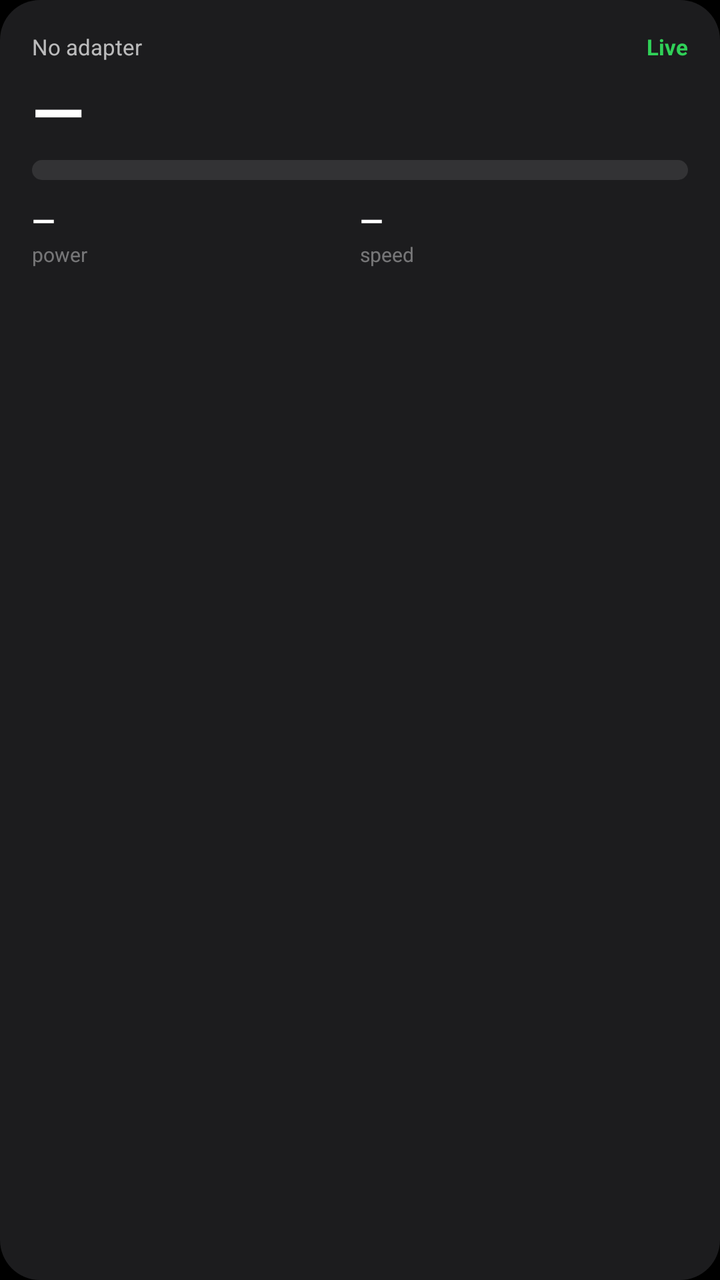
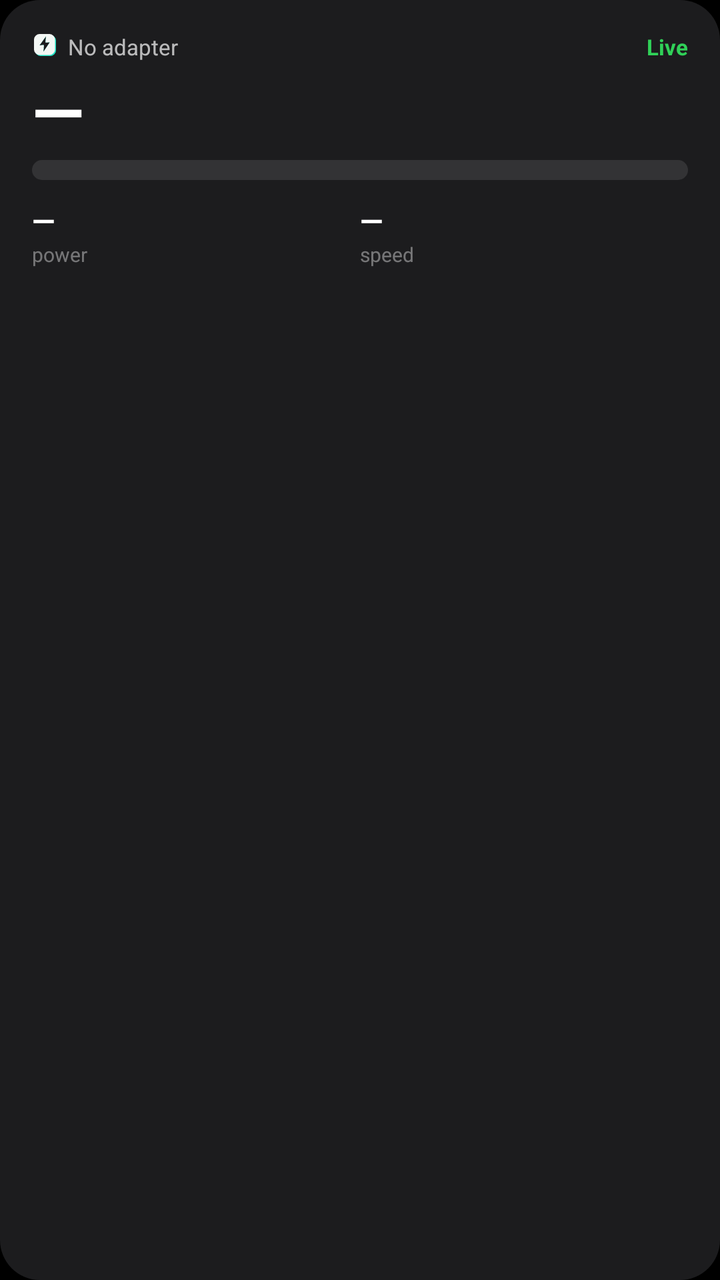

Two renders of the same Android screen: before a commit and after it. Below are the layout's source before the change and the commit's diff.
<!-- AndroidManifest.xml: application theme Theme.VoltLink -->
<!-- res/layout/widget_telemetry.xml -->
<?xml version="1.0" encoding="utf-8"?>
<LinearLayout xmlns:android="http://schemas.android.com/apk/res/android"
    android:id="@+id/widget_root"
    android:layout_width="match_parent"
    android:layout_height="match_parent"
    android:background="@drawable/widget_background"
    android:orientation="vertical"
    android:padding="16dp">

    <LinearLayout
        android:layout_width="match_parent"
        android:layout_height="wrap_content"
        android:orientation="horizontal">

        <TextView
            android:id="@+id/widget_vehicle"
            android:layout_width="0dp"
            android:layout_height="wrap_content"
            android:layout_weight="1"
            android:ellipsize="end"
            android:maxLines="1"
            android:textColor="#B3FFFFFF"
            android:textSize="11sp"
            android:text="@string/widget_offline" />

        <TextView
            android:id="@+id/widget_status"
            android:layout_width="wrap_content"
            android:layout_height="wrap_content"
            android:textColor="#30D158"
            android:textSize="11sp"
            android:textStyle="bold"
            android:text="@string/widget_live" />
    </LinearLayout>

    <TextView
        android:id="@+id/widget_soc"
        android:layout_width="wrap_content"
        android:layout_height="wrap_content"
        android:layout_marginTop="2dp"
        android:textColor="#FFFFFF"
        android:textSize="34sp"
        android:textStyle="bold"
        android:text="—" />

    <ProgressBar
        android:id="@+id/widget_progress"
        style="?android:attr/progressBarStyleHorizontal"
        android:layout_width="match_parent"
        android:layout_height="10dp"
        android:layout_marginTop="2dp"
        android:max="100"
        android:progress="0"
        android:progressDrawable="@drawable/widget_progress" />

    <LinearLayout
        android:layout_width="match_parent"
        android:layout_height="wrap_content"
        android:layout_marginTop="10dp"
        android:orientation="horizontal">

        <LinearLayout
            android:layout_width="0dp"
            android:layout_height="wrap_content"
            android:layout_weight="1"
            android:orientation="vertical">

            <TextView
                android:id="@+id/widget_power"
                android:layout_width="wrap_content"
                android:layout_height="wrap_content"
                android:textColor="#FFFFFF"
                android:textSize="15sp"
                android:textStyle="bold"
                android:text="—" />

            <TextView
                android:layout_width="wrap_content"
                android:layout_height="wrap_content"
                android:text="power"
                android:textColor="#66FFFFFF"
                android:textSize="10sp" />
        </LinearLayout>

        <LinearLayout
            android:layout_width="0dp"
            android:layout_height="wrap_content"
            android:layout_weight="1"
            android:orientation="vertical">

            <TextView
                android:id="@+id/widget_speed"
                android:layout_width="wrap_content"
                android:layout_height="wrap_content"
                android:textColor="#FFFFFF"
                android:textSize="15sp"
                android:textStyle="bold"
                android:text="—" />

            <TextView
                android:id="@+id/widget_speed_label"
                android:layout_width="wrap_content"
                android:layout_height="wrap_content"
                android:text="speed"
                android:textColor="#66FFFFFF"
                android:textSize="10sp" />
        </LinearLayout>
    </LinearLayout>
</LinearLayout>
<!-- resources referenced by this layout -->
<resources>
  <!-- drawable widget_background (drawable) -->
  <?xml version="1.0" encoding="utf-8"?>
  <shape xmlns:android="http://schemas.android.com/apk/res/android" android:shape="rectangle">
      <corners android:radius="20dp" />
      <solid android:color="#1C1C1E" />
  </shape>
  <!-- drawable widget_progress (drawable) -->
  <?xml version="1.0" encoding="utf-8"?>
  <layer-list xmlns:android="http://schemas.android.com/apk/res/android">
      <item android:id="@android:id/background">
          <shape android:shape="rectangle">
              <corners android:radius="5dp" />
              <solid android:color="#1AFFFFFF" />
          </shape>
      </item>
      <item android:id="@android:id/progress">
          <clip>
              <shape android:shape="rectangle">
                  <corners android:radius="5dp" />
                  <solid android:color="#00F0FF" />
              </shape>
          </clip>
      </item>
  </layer-list>
  <string name="widget_live">Live</string>
  <string name="widget_offline">No adapter</string>
  <style name="Theme.VoltLink" parent="android:Theme.Material.NoActionBar">
          <item name="android:windowBackground">@android:color/black</item>
          <item name="android:statusBarColor">@android:color/black</item>
          <item name="android:navigationBarColor">@android:color/black</item>
          <item name="android:windowLightStatusBar">false</item>
      </style>
</resources>

<!-- the commit's change to res/layout/widget_telemetry.xml (unified diff, before → after) -->
@@ -11,6 +11,13 @@
         android:layout_width="match_parent"
         android:layout_height="wrap_content"
         android:orientation="horizontal">
+
+        <ImageView
+            android:layout_width="13dp"
+            android:layout_height="13dp"
+            android:layout_marginEnd="5dp"
+            android:scaleType="fitCenter"
+            android:src="@drawable/ic_widget_mark" />
 
         <TextView
             android:id="@+id/widget_vehicle"
<!-- resource entries referenced after the edit -->
@@ -1,5 +1,27 @@
 <!-- resources referenced by this layout -->
 <resources>
+  <!-- drawable ic_widget_mark (drawable) -->
+  <vector xmlns:android="http://schemas.android.com/apk/res/android"
+      android:width="108dp"
+      android:height="108dp"
+      android:viewportWidth="108"
+      android:viewportHeight="108">
+      
+      <group
+          android:scaleX="0.1381381"
+          android:scaleY="0.1381381"
+          android:translateX="-18.7989"
+          android:translateY="-18.7989">
+          <path
+              android:fillColor="#1FE3C4"
+              android:fillType="evenOdd"
+              android:pathData="M402,224L682,224A178,178 0 0 1 860,402L860,682A178,178 0 0 1 682,860L402,860A178,178 0 0 1 224,682L224,402A178,178 0 0 1 402,224Z M556.3,281.5Q557.9,263.5 547.4,278.2L370.7,524.3Q360.2,538.9 378.1,537L476.8,526.6Q494.7,524.7 493.3,542.7L479.5,718.5Q478.1,736.5 488.1,721.5L663.8,456.8Q673.8,441.8 655.9,443.7L558.8,453.9Q540.9,455.8 542.5,437.9Z" />
+          <path
+              android:fillColor="#F3F7F4"
+              android:fillType="evenOdd"
+              android:pathData="M372,194L652,194A178,178 0 0 1 830,372L830,652A178,178 0 0 1 652,830L372,830A178,178 0 0 1 194,652L194,372A178,178 0 0 1 372,194Z M556.3,281.5Q557.9,263.5 547.4,278.2L370.7,524.3Q360.2,538.9 378.1,537L476.8,526.6Q494.7,524.7 493.3,542.7L479.5,718.5Q478.1,736.5 488.1,721.5L663.8,456.8Q673.8,441.8 655.9,443.7L558.8,453.9Q540.9,455.8 542.5,437.9Z" />
+      </group>
+  </vector>
   <!-- drawable widget_background (drawable) -->
   <?xml version="1.0" encoding="utf-8"?>
   <shape xmlns:android="http://schemas.android.com/apk/res/android" android:shape="rectangle">
